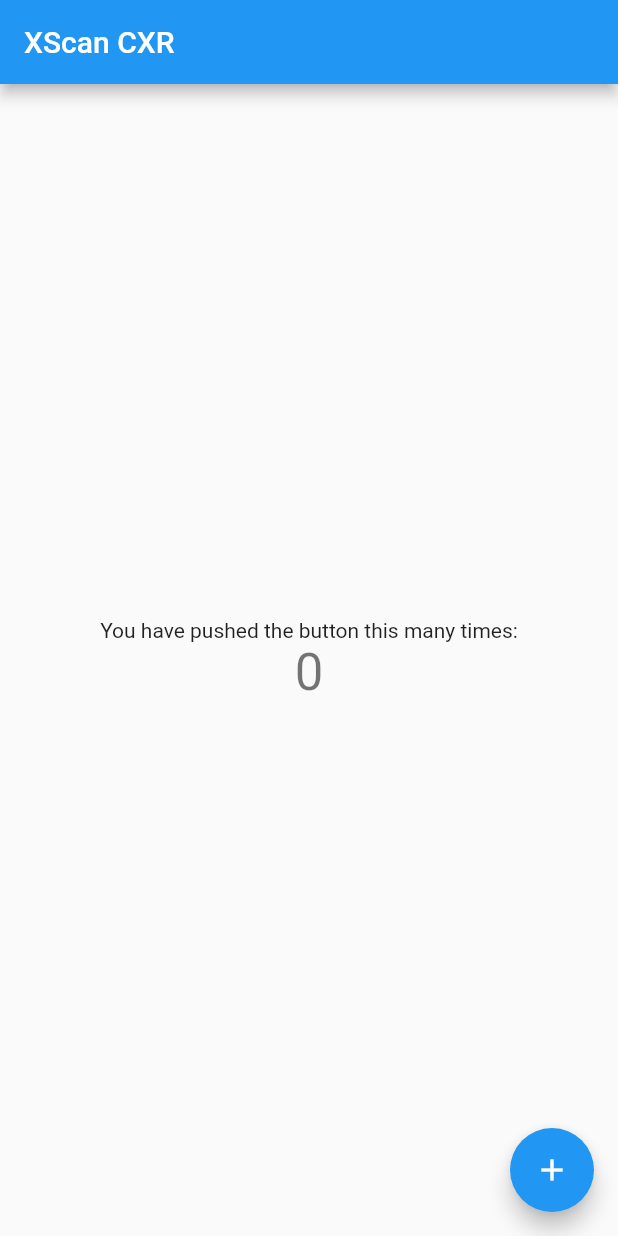
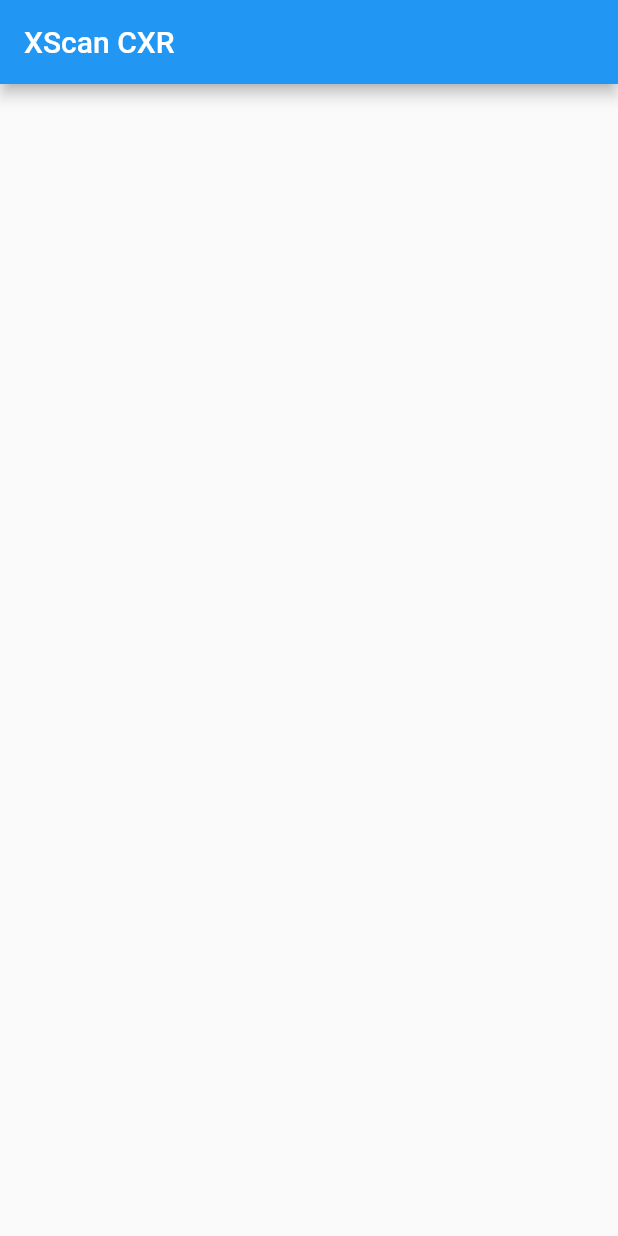
Before and after one commit to JosephLattisaw/sisrover, a Flutter app: the screen it shows after launch, on a phone screen of 412 x 824 dp. Run offline on Flutter 3.47's test engine with Material 2 defaults, Android fonts, the phone set to English and light mode, and no system bars; missing offline and left inert: window_size.

Commit message:
removed templated code from login screen

```diff
--- a/sisrover_gui/lib/screens/login/login_screen.dart
+++ b/sisrover_gui/lib/screens/login/login_screen.dart
@@ -9,15 +9,6 @@
     return MaterialApp(
       title: 'Flutter Demo',
       theme: ThemeData(
-        // This is the theme of your application.
-        //
-        // Try running your application with "flutter run". You'll see the
-        // application has a blue toolbar. Then, without quitting the app, try
-        // changing the primarySwatch below to Colors.green and then invoke
-        // "hot reload" (press "r" in the console where you ran "flutter run",
-        // or simply save your changes to "hot reload" in a Flutter IDE).
-        // Notice that the counter didn't reset back to zero; the application
-        // is not restarted.
         primarySwatch: Colors.blue,
       ),
       home: MyHomePage(title: 'XScan CXR'),
@@ -28,15 +19,6 @@
 class MyHomePage extends StatefulWidget {
   MyHomePage({Key key, this.title}) : super(key: key);
 
-  // This widget is the home page of your application. It is stateful, meaning
-  // that it has a State object (defined below) that contains fields that affect
-  // how it looks.
-
-  // This class is the configuration for the state. It holds the values (in this
-  // case the title) provided by the parent (in this case the App widget) and
-  // used by the build method of the State. Fields in a Widget subclass are
-  // always marked "final".
-
   final String title;
 
   @override
@@ -44,68 +26,18 @@
 }
 
 class _MyHomePageState extends State<MyHomePage> {
-  int _counter = 0;
-
-  void _incrementCounter() {
-    setState(() {
-      // This call to setState tells the Flutter framework that something has
-      // changed in this State, which causes it to rerun the build method below
-      // so that the display can reflect the updated values. If we changed
-      // _counter without calling setState(), then the build method would not be
-      // called again, and so nothing would appear to happen.
-      _counter++;
-    });
-  }
-
   @override
   Widget build(BuildContext context) {
-    // This method is rerun every time setState is called, for instance as done
-    // by the _incrementCounter method above.
-    //
-    // The Flutter framework has been optimized to make rerunning build methods
-    // fast, so that you can just rebuild anything that needs updating rather
-    // than having to individually change instances of widgets.
     return Scaffold(
       appBar: AppBar(
-        // Here we take the value from the MyHomePage object that was created by
-        // the App.build method, and use it to set our appbar title.
         title: Text(widget.title),
       ),
       body: Center(
-        // Center is a layout widget. It takes a single child and positions it
-        // in the middle of the parent.
         child: Column(
-          // Column is also a layout widget. It takes a list of children and
-          // arranges them vertically. By default, it sizes itself to fit its
-          // children horizontally, and tries to be as tall as its parent.
-          //
-          // Invoke "debug painting" (press "p" in the console, choose the
-          // "Toggle Debug Paint" action from the Flutter Inspector in Android
-          // Studio, or the "Toggle Debug Paint" command in Visual Studio Code)
-          // to see the wireframe for each widget.
-          //
-          // Column has various properties to control how it sizes itself and
-          // how it positions its children. Here we use mainAxisAlignment to
-          // center the children vertically; the main axis here is the vertical
-          // axis because Columns are vertical (the cross axis would be
-          // horizontal).
           mainAxisAlignment: MainAxisAlignment.center,
-          children: <Widget>[
-            Text(
-              'You have pushed the button this many times:',
-            ),
-            Text(
-              '$_counter',
-              style: Theme.of(context).textTheme.headline4,
-            ),
-          ],
+          children: <Widget>[],
         ),
       ),
-      floatingActionButton: FloatingActionButton(
-        onPressed: _incrementCounter,
-        tooltip: 'Increment',
-        child: Icon(Icons.add),
-      ), // This trailing comma makes auto-formatting nicer for build methods.
     );
   }
 }
```
